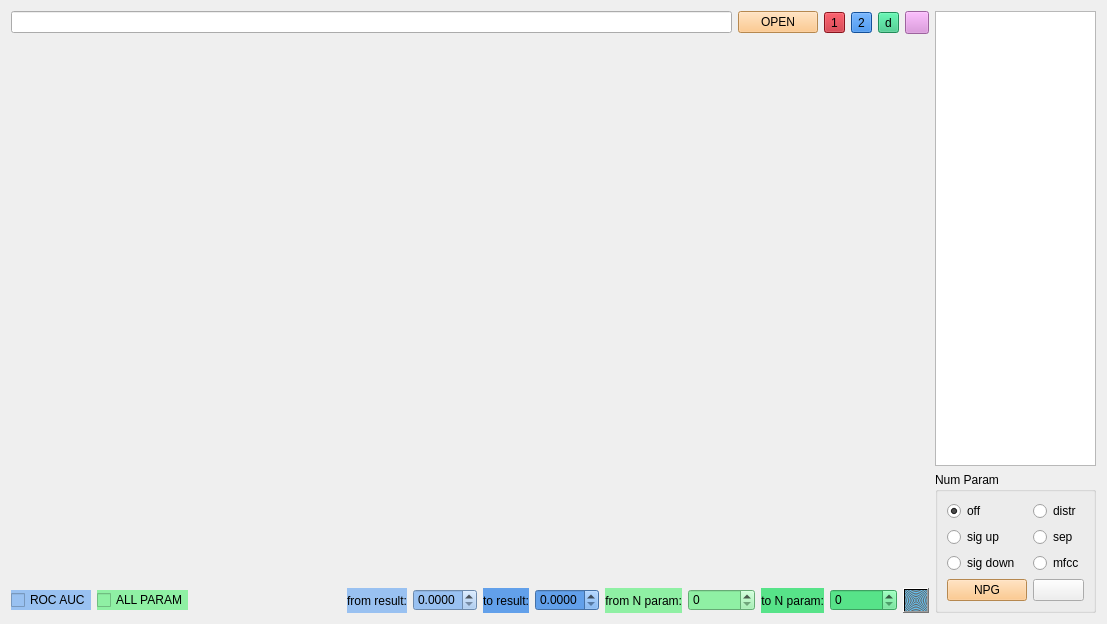
Qt form qt/rnd_param_view.ui (idergunoff/random_param_view) before a commit.
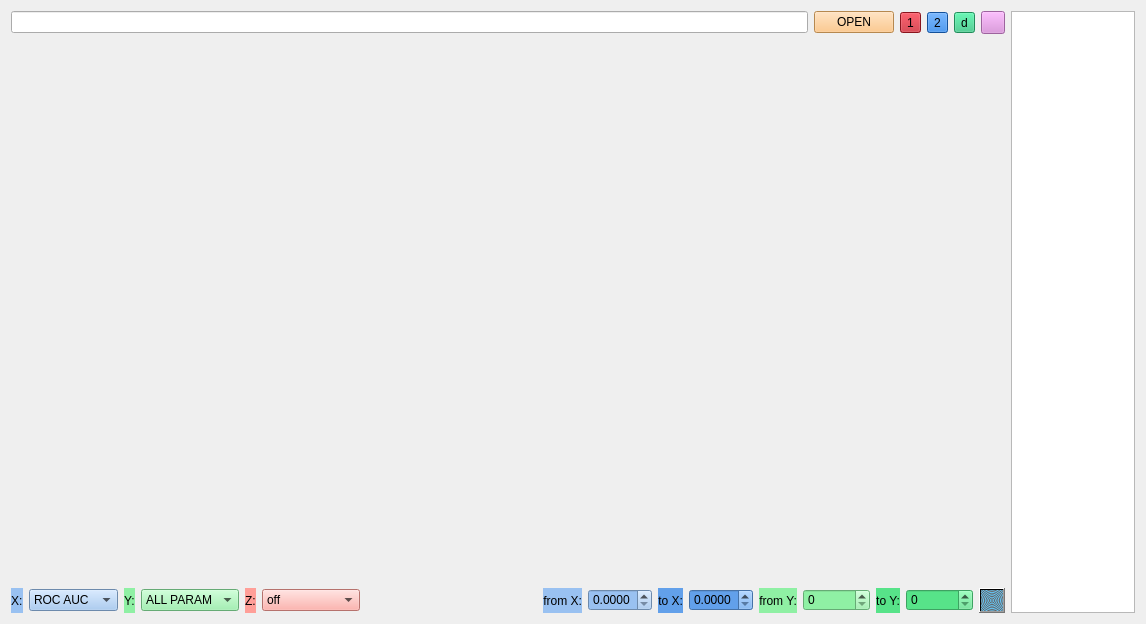
The same form after that commit.

Commit message: choos axis z y z

What changed in the file:
```diff
--- a/qt/rnd_param_view.ui
+++ b/qt/rnd_param_view.ui
@@ -6,7 +6,7 @@
    <rect>
     <x>0</x>
     <y>0</y>
-    <width>1107</width>
+    <width>1146</width>
     <height>624</height>
    </rect>
   </property>
@@ -102,23 +102,189 @@
      </item>
      <item row="2" column="0">
       <layout class="QGridLayout" name="gridLayout_5">
-       <item row="0" column="6">
-        <widget class="QDoubleSpinBox" name="doubleSpinBox_to_result">
+       <item row="0" column="1">
+        <widget class="QComboBox" name="comboBox_x">
          <property name="styleSheet">
-          <string notr="true">background-color: rgb(98, 160, 234);</string>
+          <string notr="true">background-color: rgb(153, 193, 241);</string>
          </property>
-         <property name="decimals">
-          <number>4</number>
+         <item>
+          <property name="text">
+           <string>ROC AUC</string>
+          </property>
+         </item>
+         <item>
+          <property name="text">
+           <string>PERCENT</string>
+          </property>
+         </item>
+         <item>
+          <property name="text">
+           <string>sig up</string>
+          </property>
+         </item>
+         <item>
+          <property name="text">
+           <string>sig down</string>
+          </property>
+         </item>
+         <item>
+          <property name="text">
+           <string>distr</string>
+          </property>
+         </item>
+         <item>
+          <property name="text">
+           <string>sep</string>
+          </property>
+         </item>
+         <item>
+          <property name="text">
+           <string>mfcc</string>
+          </property>
+         </item>
+        </widget>
+       </item>
+       <item row="0" column="7">
+        <widget class="QLabel" name="label">
+         <property name="autoFillBackground">
+          <bool>false</bool>
          </property>
-         <property name="maximum">
-          <double>1.000000000000000</double>
+         <property name="styleSheet">
+          <string notr="true">background-color: rgb(153, 193, 241);</string>
          </property>
-         <property name="singleStep">
-          <double>0.001000000000000</double>
+         <property name="text">
+          <string>from X:</string>
          </property>
+         <property name="alignment">
+          <set>Qt::AlignRight|Qt::AlignTrailing|Qt::AlignVCenter</set>
+         </property>
+        </widget>
+       </item>
+       <item row="0" column="0">
+        <widget class="QLabel" name="label_5">
+         <property name="styleSheet">
+          <string notr="true">background-color: rgb(153, 193, 241);</string>
+         </property>
+         <property name="text">
+          <string>X:</string>
+         </property>
+        </widget>
+       </item>
+       <item row="0" column="3">
+        <widget class="QComboBox" name="comboBox_y">
+         <property name="styleSheet">
+          <string notr="true">background-color: rgb(143, 240, 164);</string>
+         </property>
+         <property name="currentIndex">
+          <number>0</number>
+         </property>
+         <item>
+          <property name="text">
+           <string>ALL PARAM</string>
+          </property>
+         </item>
+         <item>
+          <property name="text">
+           <string>CATEGORY</string>
+          </property>
+         </item>
+         <item>
+          <property name="text">
+           <string>ROC AUC</string>
+          </property>
+         </item>
+         <item>
+          <property name="text">
+           <string>PERCENT</string>
+          </property>
+         </item>
+         <item>
+          <property name="text">
+           <string>sig up</string>
+          </property>
+         </item>
+         <item>
+          <property name="text">
+           <string>sig down</string>
+          </property>
+         </item>
+         <item>
+          <property name="text">
+           <string>distr</string>
+          </property>
+         </item>
+         <item>
+          <property name="text">
+           <string>sep</string>
+          </property>
+         </item>
+         <item>
+          <property name="text">
+           <string>mfcc</string>
+          </property>
+         </item>
         </widget>
        </item>
        <item row="0" column="4">
+        <widget class="QLabel" name="label_7">
+         <property name="styleSheet">
+          <string notr="true">background-color: rgb(255, 159, 152);</string>
+         </property>
+         <property name="text">
+          <string>Z:</string>
+         </property>
+        </widget>
+       </item>
+       <item row="0" column="12">
+        <widget class="QSpinBox" name="spinBox_from_param">
+         <property name="styleSheet">
+          <string notr="true">background-color: rgb(143, 240, 164);</string>
+         </property>
+         <property name="maximum">
+          <number>100000</number>
+         </property>
+         <property name="singleStep">
+          <number>10</number>
+         </property>
+        </widget>
+       </item>
+       <item row="0" column="2">
+        <widget class="QLabel" name="label_6">
+         <property name="styleSheet">
+          <string notr="true">background-color: rgb(143, 240, 164);</string>
+         </property>
+         <property name="text">
+          <string>Y:</string>
+         </property>
+        </widget>
+       </item>
+       <item row="0" column="13">
+        <widget class="QLabel" name="label_4">
+         <property name="styleSheet">
+          <string notr="true">background-color: rgb(87, 227, 137);</string>
+         </property>
+         <property name="text">
+          <string>to Y:</string>
+         </property>
+         <property name="alignment">
+          <set>Qt::AlignRight|Qt::AlignTrailing|Qt::AlignVCenter</set>
+         </property>
+        </widget>
+       </item>
+       <item row="0" column="14">
+        <widget class="QSpinBox" name="spinBox_to_param">
+         <property name="styleSheet">
+          <string notr="true">background-color: rgb(87, 227, 137);</string>
+         </property>
+         <property name="maximum">
+          <number>100000</number>
+         </property>
+         <property name="singleStep">
+          <number>10</number>
+         </property>
+        </widget>
+       </item>
+       <item row="0" column="8">
         <widget class="QDoubleSpinBox" name="doubleSpinBox_from_result">
          <property name="autoFillBackground">
           <bool>false</bool>
@@ -138,55 +304,35 @@
         </widget>
        </item>
        <item row="0" column="10">
-        <widget class="QSpinBox" name="spinBox_to_param">
+        <widget class="QDoubleSpinBox" name="doubleSpinBox_to_result">
          <property name="styleSheet">
-          <string notr="true">background-color: rgb(87, 227, 137);</string>
+          <string notr="true">background-color: rgb(98, 160, 234);</string>
+         </property>
+         <property name="decimals">
+          <number>4</number>
          </property>
          <property name="maximum">
-          <number>100000</number>
+          <double>1.000000000000000</double>
          </property>
          <property name="singleStep">
           <number>10</number>
          </property>
         </widget>
        </item>
-       <item row="0" column="1">
-        <widget class="QCheckBox" name="checkBox_param">
+       <item row="0" column="9">
+        <widget class="QLabel" name="label_2">
          <property name="styleSheet">
-          <string notr="true">background-color: rgb(143, 240, 164);</string>
+          <string notr="true">background-color: rgb(98, 160, 234);</string>
          </property>
          <property name="text">
-          <string>ALL PARAM</string>
-         </property>
-        </widget>
-       </item>
-       <item row="0" column="0">
-        <widget class="QCheckBox" name="checkBox_result">
-         <property name="styleSheet">
-          <string notr="true">background-color: rgb(153, 193, 241);</string>
-         </property>
-         <property name="text">
-          <string>ROC AUC</string>
-         </property>
-        </widget>
-       </item>
-       <item row="0" column="3">
-        <widget class="QLabel" name="label">
-         <property name="autoFillBackground">
-          <bool>false</bool>
-         </property>
-         <property name="styleSheet">
-          <string notr="true">background-color: rgb(153, 193, 241);</string>
-         </property>
-         <property name="text">
-          <string>from result:</string>
+          <string>to X:</string>
          </property>
          <property name="alignment">
           <set>Qt::AlignRight|Qt::AlignTrailing|Qt::AlignVCenter</set>
          </property>
         </widget>
        </item>
-       <item row="0" column="2">
+       <item row="0" column="6">
         <spacer name="horizontalSpacer">
          <property name="orientation">
           <enum>Qt::Horizontal</enum>
@@ -199,59 +345,20 @@
          </property>
         </spacer>
        </item>
-       <item row="0" column="8">
-        <widget class="QSpinBox" name="spinBox_from_param">
-         <property name="styleSheet">
-          <string notr="true">background-color: rgb(143, 240, 164);</string>
-         </property>
-         <property name="maximum">
-          <number>100000</number>
-         </property>
-         <property name="singleStep">
-          <number>10</number>
-         </property>
-        </widget>
-       </item>
-       <item row="0" column="7">
-        <widget class="QLabel" name="label_3">
-         <property name="styleSheet">
-          <string notr="true">background-color: rgb(143, 240, 164);</string>
-         </property>
-         <property name="text">
-          <string>from N param:</string>
-         </property>
-         <property name="alignment">
-          <set>Qt::AlignRight|Qt::AlignTrailing|Qt::AlignVCenter</set>
-         </property>
-        </widget>
-       </item>
-       <item row="0" column="9">
-        <widget class="QLabel" name="label_4">
-         <property name="styleSheet">
-          <string notr="true">background-color: rgb(87, 227, 137);</string>
-         </property>
-         <property name="text">
-          <string>to N param:</string>
-         </property>
-         <property name="alignment">
-          <set>Qt::AlignRight|Qt::AlignTrailing|Qt::AlignVCenter</set>
-         </property>
-        </widget>
-       </item>
-       <item row="0" column="5">
-        <widget class="QLabel" name="label_2">
-         <property name="styleSheet">
-          <string notr="true">background-color: rgb(98, 160, 234);</string>
-         </property>
-         <property name="text">
-          <string>to result:</string>
-         </property>
-         <property name="alignment">
-          <set>Qt::AlignRight|Qt::AlignTrailing|Qt::AlignVCenter</set>
-         </property>
-        </widget>
-       </item>
        <item row="0" column="11">
+        <widget class="QLabel" name="label_3">
+         <property name="styleSheet">
+          <string notr="true">background-color: rgb(143, 240, 164);</string>
+         </property>
+         <property name="text">
+          <string>from Y:</string>
+         </property>
+         <property name="alignment">
+          <set>Qt::AlignRight|Qt::AlignTrailing|Qt::AlignVCenter</set>
+         </property>
+        </widget>
+       </item>
+       <item row="0" column="15">
         <widget class="QToolButton" name="toolButton_draw_graph">
          <property name="toolTip">
           <string>draw graph</string>
@@ -264,6 +371,63 @@
          </property>
         </widget>
        </item>
+       <item row="0" column="5">
+        <widget class="QComboBox" name="comboBox_z">
+         <property name="styleSheet">
+          <string notr="true">background-color: rgb(255, 159, 152);</string>
+         </property>
+         <item>
+          <property name="text">
+           <string>off</string>
+          </property>
+         </item>
+         <item>
+          <property name="text">
+           <string>ROC AUC</string>
+          </property>
+         </item>
+         <item>
+          <property name="text">
+           <string>PERCENT</string>
+          </property>
+         </item>
+         <item>
+          <property name="text">
+           <string>ALL PARAM</string>
+          </property>
+         </item>
+         <item>
+          <property name="text">
+           <string>CATEGORY</string>
+          </property>
+         </item>
+         <item>
+          <property name="text">
+           <string>sig up</string>
+          </property>
+         </item>
+         <item>
+          <property name="text">
+           <string>sig down</string>
+          </property>
+         </item>
+         <item>
+          <property name="text">
+           <string>distr</string>
+          </property>
+         </item>
+         <item>
+          <property name="text">
+           <string>sep</string>
+          </property>
+         </item>
+         <item>
+          <property name="text">
+           <string>mfcc</string>
+          </property>
+         </item>
+        </widget>
+       </item>
       </layout>
      </item>
     </layout>
@@ -273,80 +437,6 @@
      <item row="0" column="0">
       <widget class="QListWidget" name="listWidget"/>
      </item>
-     <item row="1" column="0">
-      <widget class="QGroupBox" name="groupBox">
-       <property name="title">
-        <string>Num Param</string>
-       </property>
-       <layout class="QGridLayout" name="gridLayout_7">
-        <item row="2" column="0">
-         <widget class="QRadioButton" name="radioButton_sig_down">
-          <property name="text">
-           <string>sig down</string>
-          </property>
-         </widget>
-        </item>
-        <item row="1" column="1">
-         <widget class="QRadioButton" name="radioButton_sep">
-          <property name="text">
-           <string>sep</string>
-          </property>
-         </widget>
-        </item>
-        <item row="0" column="0">
-         <widget class="QRadioButton" name="radioButton_off">
-          <property name="text">
-           <string>off</string>
-          </property>
-          <property name="checked">
-           <bool>true</bool>
-          </property>
-         </widget>
-        </item>
-        <item row="0" column="1">
-         <widget class="QRadioButton" name="radioButton_distr">
-          <property name="text">
-           <string>distr</string>
-          </property>
-         </widget>
-        </item>
-        <item row="1" column="0">
-         <widget class="QRadioButton" name="radioButton_sig_up">
-          <property name="text">
-           <string>sig up</string>
-          </property>
-         </widget>
-        </item>
-        <item row="2" column="1">
-         <widget class="QRadioButton" name="radioButton_mfcc">
-          <property name="text">
-           <string>mfcc</string>
-          </property>
-         </widget>
-        </item>
-        <item row="3" column="0">
-         <widget class="QPushButton" name="pushButton_n_graph">
-          <property name="toolTip">
-           <string>&lt;html&gt;&lt;head/&gt;&lt;body&gt;&lt;p&gt;Построить график зависимости числовой &lt;/p&gt;&lt;p&gt;состовляющей параметра от качества модели. &lt;/p&gt;&lt;p&gt;Цветом показано количество параметров.&lt;/p&gt;&lt;/body&gt;&lt;/html&gt;</string>
-          </property>
-          <property name="styleSheet">
-           <string notr="true">background-color: rgb(255, 190, 111);</string>
-          </property>
-          <property name="text">
-           <string>NPG</string>
-          </property>
-         </widget>
-        </item>
-        <item row="3" column="1">
-         <widget class="QPushButton" name="pushButton_2">
-          <property name="text">
-           <string/>
-          </property>
-         </widget>
-        </item>
-       </layout>
-      </widget>
-     </item>
     </layout>
    </item>
   </layout>
```
Left out of the diff: 2 changed lines with no effect on the pictures. The commit also changes 2 other files.
